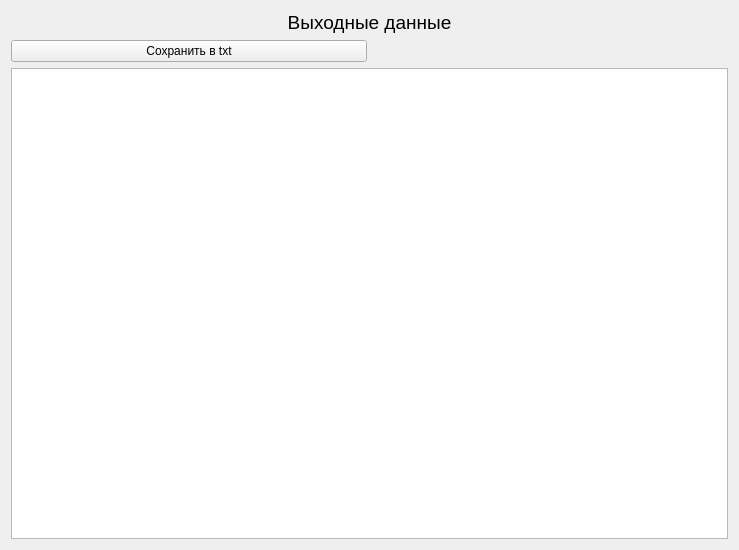
Old version of the form desktop/ui/results_data_page.ui in the repository levluch/APIkittens-.
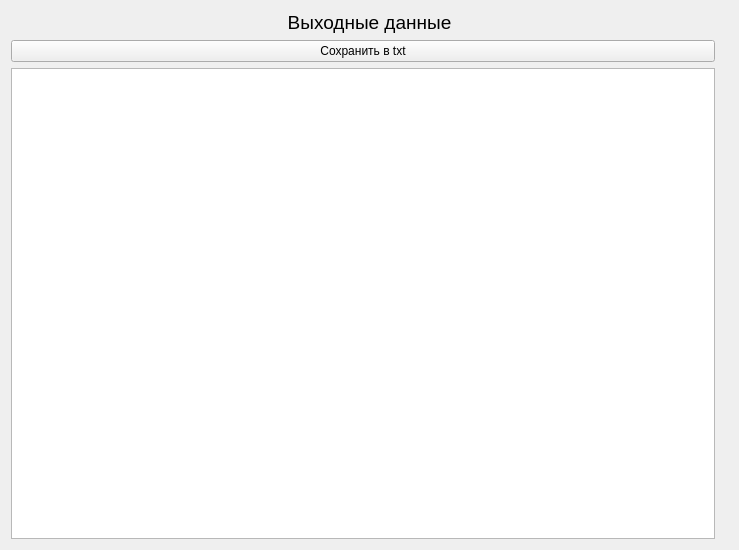
New version of the form.

Commit message: улучшил визуализацию процесса

```diff
--- a/desktop/ui/results_data_page.ui
+++ b/desktop/ui/results_data_page.ui
@@ -43,8 +43,8 @@
      </property>
     </widget>
    </item>
-   <item row="2" column="0" colspan="2">
-    <widget class="QPlainTextEdit" name="plainTextEdit"/>
+   <item row="2" column="0">
+    <widget class="QTextBrowser" name="textBrowser"/>
    </item>
   </layout>
  </widget>
```
Left out of the diff: 12 changed lines with no effect on the pictures. The commit also changes 2 other files.
